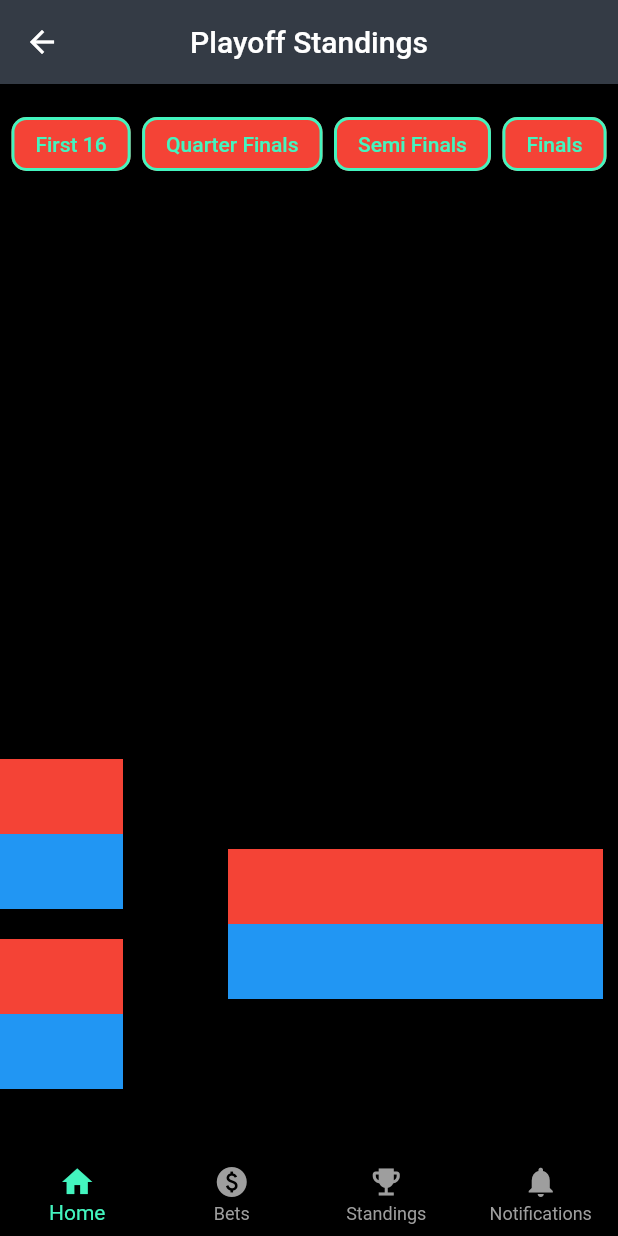
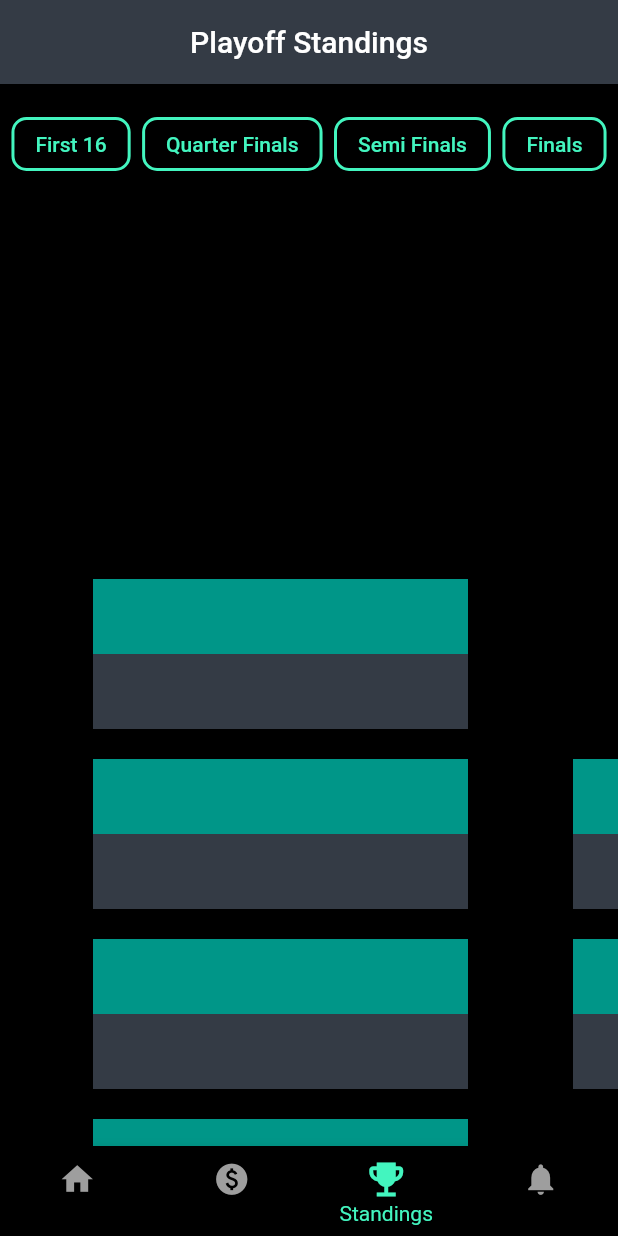
Before and after one commit to yuvarajelamko/CourtSide, a Flutter app: the MyBets screen opened directly, item 3 of the bottom bar chosen, after a tap on "Quarter Finals", on a phone screen of 412 x 824 dp. Run offline on Flutter 3.47's test engine with Material 2 defaults, Android fonts, the phone set to English and light mode, and no system bars; our stand-ins replace carousel_slider, cloud_firestore, firebase_auth, firebase_core, font_awesome_flutter, google_fonts; accounts and stored records are empty.

Commit message:
update the navbar and standings

```diff
--- a/lib/pages/bets.dart
+++ b/lib/pages/bets.dart
@@ -1,22 +1,25 @@
 import 'package:flutter/cupertino.dart';
 import 'package:flutter/material.dart';
 import '../widgets/navigation_bar.dart';
-
 
 class MyBets extends StatelessWidget {
   const MyBets({Key? key}) : super(key: key);
 
   @override
   Widget build(BuildContext context) {
+    int selectedIndex = 1;
+
     return Scaffold(
       backgroundColor: Colors.black,
       appBar: AppBar(
+        automaticallyImplyLeading: false,
         title: const Text('courtside'),
+        centerTitle: true,
       ),
       body: const Center(
         child: Text('Display Betting Info'),
       ),
-      bottomNavigationBar: const MyBottomNavigationBar(),
+      bottomNavigationBar: MyBottomNavigationBar(index: selectedIndex),
     );
   }
 }
--- a/lib/pages/homepage.dart
+++ b/lib/pages/homepage.dart
@@ -1,7 +1,4 @@
 import 'package:cloud_firestore/cloud_firestore.dart';
-import 'package:courtside/pages/bets.dart';
-import 'package:courtside/pages/notifications.dart';
-import 'package:courtside/pages/standings.dart';
 import 'package:courtside/widgets/matchdetails.dart';
 import 'package:flutter/material.dart';
 import 'package:firebase_auth/firebase_auth.dart';
@@ -19,20 +16,22 @@
 }
 
 class _MyHomePageState extends State<MyHomePage> {
+  int selectedIndex = 0;
   late User _user;
   late String _username = '';
   late String _email = ' ';
-
 
   Future<void> _getUserInfo() async {
     final userData = await FirebaseFirestore.instance
         .collection('users')
         .doc(_user.email)
         .get();
+    if (mounted) {
     setState(() {
       _username = userData['username'];
       _email = _user.email!;
     });
+    }
   }
 
   @override
@@ -557,7 +556,7 @@
               ],
             )),
       ),
-      bottomNavigationBar: const MyBottomNavigationBar(),
+      bottomNavigationBar: MyBottomNavigationBar(index: selectedIndex),
     );
   }
 }
--- a/lib/pages/notifications.dart
+++ b/lib/pages/notifications.dart
@@ -1,22 +1,24 @@
 import 'package:flutter/cupertino.dart';
 import 'package:flutter/material.dart';
 import '../widgets/navigation_bar.dart';
-
 
 class MyNotifications extends StatelessWidget {
   const MyNotifications({Key? key}) : super(key: key);
 
   @override
   Widget build(BuildContext context) {
+    int selectedIndex = 3;
     return Scaffold(
       backgroundColor: Colors.black,
       appBar: AppBar(
+        automaticallyImplyLeading: false,
         title: const Text('courtside'),
+        centerTitle: true,
       ),
       body: const Center(
         child: Text('Display notifications'),
       ),
-      bottomNavigationBar: const MyBottomNavigationBar(),
+      bottomNavigationBar: MyBottomNavigationBar(index: selectedIndex),
     );
   }
 }
--- a/lib/pages/signin.dart
+++ b/lib/pages/signin.dart
@@ -46,8 +46,8 @@
     }
 
     try {
-      final userCredential = await FirebaseAuth.instance.signInWithEmailAndPassword(
-          email: email, password: password);
+      final userCredential = await FirebaseAuth.instance
+          .signInWithEmailAndPassword(email: email, password: password);
 
       if (userCredential.user != null) {
         Navigator.of(context).pushReplacement(
@@ -122,7 +122,6 @@
                 validator: (value) {
                   if (value == null || value.isEmpty) {
                     return 'Please enter a password.';
-
                   }
                   if (value.length < 6) {
                     return 'Password must be at least 6 characters long.';
--- a/lib/pages/standings.dart
+++ b/lib/pages/standings.dart
@@ -3,14 +3,17 @@
 import '../widgets/navigation_bar.dart';
 import 'homepage.dart';
 import 'notifications.dart';
+import 'package:courtside/main.dart';
 
 class MyStanding extends StatefulWidget {
   const MyStanding({Key? key}) : super(key: key);
+
   @override
   _MyStandingState createState() => _MyStandingState();
 }
 
 class _MyStandingState extends State<MyStanding> {
+  int selectedIndex = 2;
   final ScrollController _scrollController = ScrollController();
 
   static const int FirstColumn = 8;
@@ -23,6 +26,7 @@
     return Scaffold(
       backgroundColor: Colors.black,
       appBar: AppBar(
+        automaticallyImplyLeading: false,
         title: const Text("Playoff Standings"),
         centerTitle: true,
       ),
@@ -37,11 +41,11 @@
                 ElevatedButton(
                   style: ButtonStyle(
                     backgroundColor:
-                      MaterialStateProperty.all<Color>(Colors.red),
+                        MaterialStateProperty.all<Color>(Colors.black),
                   ),
                   onPressed: () {
                     _scrollController.animateTo(
-                        FirstColumn * 270.0 / 2 - MediaQuery.of(context).size.width / 2,
+                      FirstColumn * 0,
                       duration: const Duration(milliseconds: 500),
                       curve: Curves.easeInOut,
                     );
@@ -51,12 +55,11 @@
                 ElevatedButton(
                   style: ButtonStyle(
                     backgroundColor:
-                      MaterialStateProperty.all<Color>(Colors.red),
+                        MaterialStateProperty.all<Color>(Colors.black),
                   ),
                   onPressed: () {
                     _scrollController.animateTo(
-                        FirstColumn * 270.0 + SecondColumn * 270.0 / 2 -
-                            MediaQuery.of(context).size.width / 2,
+                      FirstColumn * 1 + SecondColumn * 65,
                       duration: const Duration(milliseconds: 500),
                       curve: Curves.easeInOut,
                     );
@@ -66,13 +69,11 @@
                 ElevatedButton(
                   style: ButtonStyle(
                     backgroundColor:
-                      MaterialStateProperty.all<Color>(Colors.red),
+                        MaterialStateProperty.all<Color>(Colors.black),
                   ),
                   onPressed: () {
                     _scrollController.animateTo(
-                        (FirstColumn + SecondColumn) * 270.0 +
-                            ThirdColumn * 270.0 / 2 -
-                            MediaQuery.of(context).size.width / 2,
+                      (FirstColumn + SecondColumn) * 50,
                       duration: const Duration(milliseconds: 500),
                       curve: Curves.easeInOut,
                     );
@@ -82,13 +83,11 @@
                 ElevatedButton(
                   style: ButtonStyle(
                     backgroundColor:
-                      MaterialStateProperty.all<Color>(Colors.red),
+                        MaterialStateProperty.all<Color>(Colors.black),
                   ),
                   onPressed: () {
                     _scrollController.animateTo(
-                        (FirstColumn + SecondColumn + ThirdColumn) * 270.0 +
-                            LastColumn * 270.0 / 2 -
-                            MediaQuery.of(context).size.width / 2,
+                      (FirstColumn + SecondColumn + ThirdColumn) * 59.8,
                       duration: const Duration(milliseconds: 500),
                       curve: Curves.easeInOut,
                     );
@@ -106,9 +105,7 @@
                 child: Row(
                   children: [
                     Column(
-                        children: List.generate(
-                            FirstColumn,
-                                (index) {
+                      children: List.generate(FirstColumn, (index) {
                         return Container(
                           margin: const EdgeInsets.all(10),
                           width: 250,
@@ -118,40 +115,102 @@
                             children: [
                               Expanded(
                                 child: Container(
-
-                                      color: Colors.red, ), ),
-            Expanded(child: Container(color: Colors.blue, ), ),
-          ], ), );
-      }), ),
+                                  color: Colors.teal,
+                                ),
+                              ),
+                              Expanded(
+                                child: Container(
+                                  color: const Color(0xff343b45),
+                                ),
+                              ),
+                            ],
+                          ),
+                        );
+                      }),
+                    ),
                     const SizedBox(width: 50),
-        Column(children: List.generate(SecondColumn, (index) {
-          return Container(margin: const EdgeInsets.all(10), width: 250, height: 100, color: Colors.black,
-            child: Column(children: [
-              Expanded(child: Container(color: Colors.red, ), ),
-              Expanded(child: Container(color: Colors.blue, ), ),
-            ], ), );
-        }), ),
+                    Column(
+                      children: List.generate(SecondColumn, (index) {
+                        return Container(
+                          margin: const EdgeInsets.all(10),
+                          width: 250,
+                          height: 100,
+                          color: Colors.black,
+                          child: Column(
+                            children: [
+                              Expanded(
+                                child: Container(
+                                  color: Colors.teal,
+                                ),
+                              ),
+                              Expanded(
+                                child: Container(
+                                  color: const Color(0xff343b45),
+                                ),
+                              ),
+                            ],
+                          ),
+                        );
+                      }),
+                    ),
                     const SizedBox(width: 50),
-        Column(children: List.generate(ThirdColumn, (index) {
-          return Container(margin: const EdgeInsets.all(10), width: 250, height: 100, color: Colors.black,
-            child: Column(children: [
-              Expanded(child: Container(color: Colors.red, ), ),
-              Expanded(child: Container(color: Colors.blue, ), ),
-            ], ), );
-        }), ),
+                    Column(
+                      children: List.generate(ThirdColumn, (index) {
+                        return Container(
+                          margin: const EdgeInsets.all(10),
+                          width: 250,
+                          height: 100,
+                          color: Colors.black,
+                          child: Column(
+                            children: [
+                              Expanded(
+                                child: Container(
+                                  color: Colors.teal,
+                                ),
+                              ),
+                              Expanded(
+                                child: Container(
+                                  color: const Color(0xff343b45),
+                                ),
+                              ),
+                            ],
+                          ),
+                        );
+                      }),
+                    ),
                     const SizedBox(width: 50),
-        Column(children: List.generate(LastColumn, (index) {
-          return Container(margin: const EdgeInsets.all(10), width: 250, height: 100,
+                    Column(
+                      children: List.generate(LastColumn, (index) {
+                        return Container(
+                          margin: const EdgeInsets.all(10),
+                          width: 250,
+                          height: 100,
                           color: Colors.black,
-            child: Column(children: [
-              Expanded(child: Container(color: Colors.red, ), ),
-              Expanded(child: Container(color: Colors.blue, ), ),
-            ], ), );
-        }), ),
-      ], ),
-                ), ),
-            ) ], ),
-            bottomNavigationBar: const MyBottomNavigationBar(),
+                          child: Column(
+                            children: [
+                              Expanded(
+                                child: Container(
+                                  color: Colors.teal,
+                                ),
+                              ),
+                              Expanded(
+                                child: Container(
+                                  color: const Color(0xff343b45),
+                                ),
+                              ),
+                            ],
+                          ),
+                        );
+                      }),
+                    ),
+                  ],
+                ),
+              ),
+            ),
+          )
+        ],
+      ),
+      bottomNavigationBar: MyBottomNavigationBar(index: selectedIndex),
     );
   }
 }
--- a/lib/widgets/coinwallet.dart
+++ b/lib/widgets/coinwallet.dart
@@ -19,9 +19,11 @@
         .doc(widget.email)
         .get();
     if (snapshot.exists) {
+      if (mounted) {
       setState(() {
         _coinBalance = snapshot.data()!['balance'];
       });
+    }
     }
   }
 
--- a/lib/widgets/navigation_bar.dart
+++ b/lib/widgets/navigation_bar.dart
@@ -5,21 +5,18 @@
 import '../pages/standings.dart';
 
 class MyBottomNavigationBar extends StatefulWidget {
-  const MyBottomNavigationBar({Key? key}) : super(key: key);
+  const MyBottomNavigationBar({Key? key, required this.index})
+      : super(key: key);
+
+  final int index;
 
   @override
   _MyBottomNavigationBarState createState() => _MyBottomNavigationBarState();
 }
 
 class _MyBottomNavigationBarState extends State<MyBottomNavigationBar> {
-  int _selectedIndex = 0;
-
   void _onItemTapped(int index) {
-    setState(() {
-      _selectedIndex = index;
-    });
-
-    switch(index) {
+    switch (index) {
       case 0:
         Navigator.pushReplacement(
           context,
@@ -63,26 +60,37 @@
       type: BottomNavigationBarType.fixed,
       items: <BottomNavigationBarItem>[
         BottomNavigationBarItem(
-          icon: Icon(Icons.home, color: _selectedIndex == 0 ? const Color(0xff43F5BF) : Colors.grey),
-          label: 'Home',
+          icon: Center(
+            child: Icon(Icons.home,
+                size: widget.index == 0 ? 30 : 25,
+                color:
+                    widget.index == 0 ? const Color(0xff43F5BF) : Colors.grey),
+          ),
+          label: widget.index == 0 ? 'Home' : '',
         ),
         BottomNavigationBarItem(
-          icon: Icon(Icons.paid, color: _selectedIndex == 1 ? const Color(0xff43F5BF) : Colors.grey),
-          label: 'Bets',
+          icon: Icon(Icons.paid,
+              size: widget.index == 1 ? 30 : 25,
+              color: widget.index == 1 ? const Color(0xff43F5BF) : Colors.grey),
+          label: widget.index == 1 ? 'Bets' : ' ',
         ),
         BottomNavigationBarItem(
-          icon: Icon(Icons.emoji_events, color: _selectedIndex == 2 ? const Color(0xff43F5BF) : Colors.grey),
-          label: 'Standings',
+          icon: Icon(Icons.emoji_events,
+              size: widget.index == 2 ? 30 : 25,
+              color: widget.index == 2 ? const Color(0xff43F5BF) : Colors.grey),
+          label: widget.index == 2 ? 'Standings' : ' ',
         ),
         BottomNavigationBarItem(
-          icon: Icon(Icons.notifications, color: _selectedIndex == 3 ? const Color(0xff43F5BF) : Colors.grey),
-          label: 'Notifications',
+          icon: Icon(Icons.notifications,
+              size: widget.index == 3 ? 30 : 25,
+              color: widget.index == 3 ? const Color(0xff43F5BF) : Colors.grey),
+          label: widget.index == 3 ? 'Notifications' : ' ',
         ),
       ],
-      currentIndex: _selectedIndex,
+      currentIndex: widget.index,
       selectedItemColor: const Color(0xff43F5BF),
       unselectedItemColor: Colors.grey,
-      onTap: _onItemTapped,
+      onTap: (int index) => _onItemTapped(index),
     );
   }
 }
```
Also changed, not shown: lib/pages/signup.dart (+6 -9 lines). Lines whose indentation alone changed are shown as unchanged.
